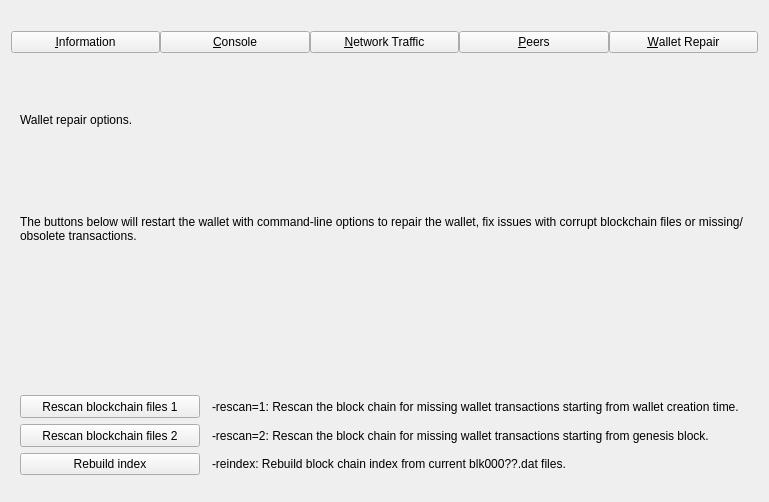
The window that src/qt/forms/debugwindow.ui (kwvg/dash) describes before a commit, drawn with Qt 5.
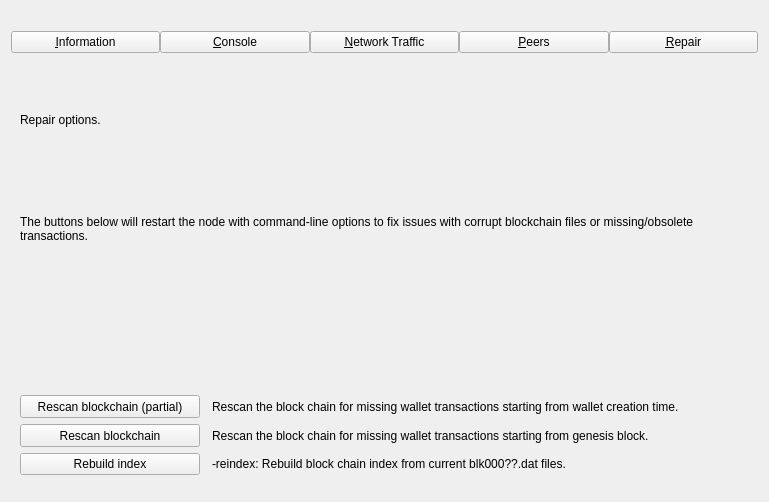
The same window after the commit. The open tabs and pages were chosen to show the change. Custom widgets are drawn as their Qt base class.

Commit message: qt: Change rescan button to use internal logic

```diff
--- a/src/qt/forms/debugwindow.ui
+++ b/src/qt/forms/debugwindow.ui
@@ -81,7 +81,7 @@
      <item>
       <widget class="QPushButton" name="btnRepair">
        <property name="text">
-        <string>&amp;Wallet Repair</string>
+        <string>&amp;Repair</string>
        </property>
        <property name="checkable">
         <bool>true</bool>
@@ -1693,7 +1693,7 @@
        <item row="0" column="0" colspan="2">
         <widget class="QLabel" name="label_repair_header">
          <property name="text">
-          <string>Wallet repair options.</string>
+          <string>Repair options.</string>
          </property>
          <property name="wordWrap">
           <bool>true</bool>
@@ -1703,7 +1703,7 @@
        <item row="1" column="0" colspan="2">
         <widget class="QLabel" name="label_repair_helptext">
          <property name="text">
-          <string>The buttons below will restart the wallet with command-line options to repair the wallet, fix issues with corrupt blockchain files or missing/obsolete transactions.</string>
+          <string>The buttons below will restart the node with command-line options to fix issues with corrupt blockchain files or missing/obsolete transactions.</string>
          </property>
          <property name="wordWrap">
           <bool>true</bool>
@@ -1723,14 +1723,14 @@
           </size>
          </property>
          <property name="text">
-          <string>Rescan blockchain files 1</string>
+          <string>Rescan blockchain (partial)</string>
          </property>
         </widget>
        </item>
        <item row="3" column="1">
         <widget class="QLabel" name="label_repair_rescan1">
          <property name="text">
-          <string>-rescan=1: Rescan the block chain for missing wallet transactions starting from wallet creation time.</string>
+          <string>Rescan the block chain for missing wallet transactions starting from wallet creation time.</string>
          </property>
          <property name="wordWrap">
           <bool>true</bool>
@@ -1746,14 +1746,14 @@
           </size>
          </property>
          <property name="text">
-          <string>Rescan blockchain files 2</string>
+          <string>Rescan blockchain</string>
          </property>
         </widget>
        </item>
        <item row="4" column="1">
         <widget class="QLabel" name="label_repair_rescan2">
          <property name="text">
-          <string>-rescan=2: Rescan the block chain for missing wallet transactions starting from genesis block.</string>
+          <string>Rescan the block chain for missing wallet transactions starting from genesis block.</string>
          </property>
          <property name="wordWrap">
           <bool>true</bool>
```
The commit also changes 4 other files.
